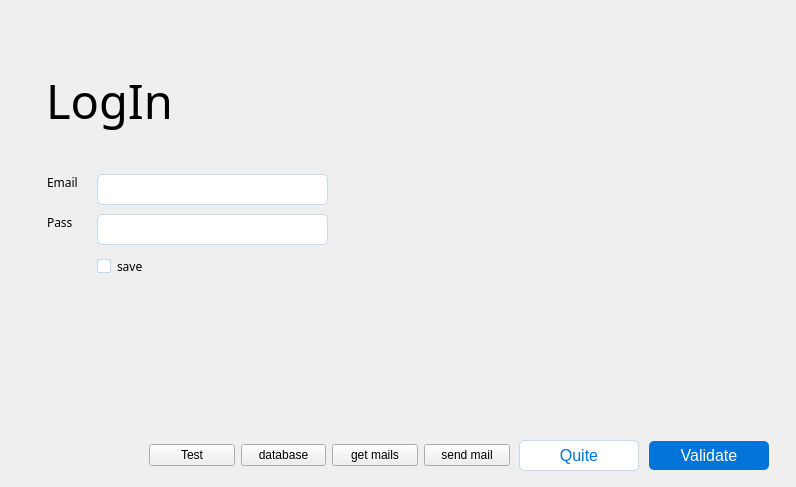
Above: mainwindow.ui from benzidane027/EmailsApp before the change. Below: the same form after it.
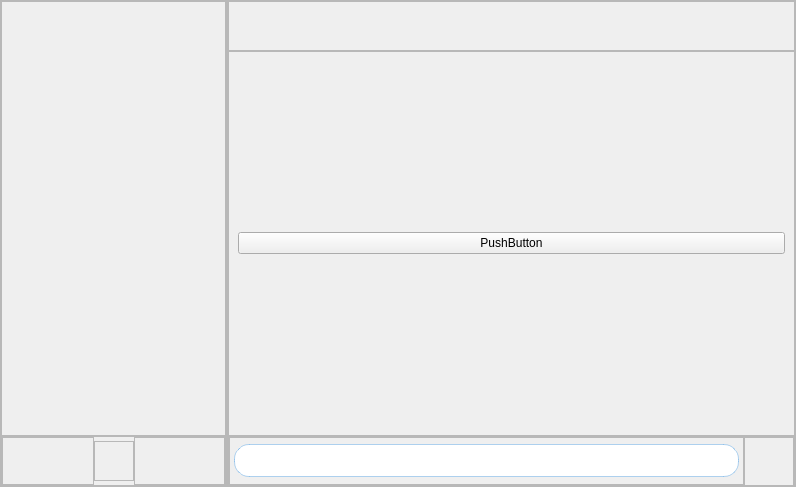
That is the form after the change. Icons and pictures are not drawn.

The edit to the form file:
```diff
--- a/mainwindow.ui
+++ b/mainwindow.ui
@@ -36,6 +36,21 @@
   </property>
   <widget class="QWidget" name="centralwidget">
    <layout class="QVBoxLayout" name="verticalLayout">
+    <property name="spacing">
+     <number>0</number>
+    </property>
+    <property name="leftMargin">
+     <number>0</number>
+    </property>
+    <property name="topMargin">
+     <number>0</number>
+    </property>
+    <property name="rightMargin">
+     <number>0</number>
+    </property>
+    <property name="bottomMargin">
+     <number>0</number>
+    </property>
     <item>
      <widget class="QStackedWidget" name="stackedWidget">
       <property name="sizeIncrement">
@@ -53,6 +68,443 @@
       <property name="frameShape">
        <enum>QFrame::NoFrame</enum>
       </property>
+      <widget class="QWidget" name="page_2">
+       <property name="sizePolicy">
+        <sizepolicy hsizetype="Preferred" vsizetype="Preferred">
+         <horstretch>0</horstretch>
+         <verstretch>0</verstretch>
+        </sizepolicy>
+       </property>
+       <layout class="QHBoxLayout" name="horizontalLayout_14">
+        <property name="spacing">
+         <number>0</number>
+        </property>
+        <property name="leftMargin">
+         <number>0</number>
+        </property>
+        <property name="topMargin">
+         <number>0</number>
+        </property>
+        <property name="rightMargin">
+         <number>0</number>
+        </property>
+        <property name="bottomMargin">
+         <number>0</number>
+        </property>
+        <item>
+         <widget class="QFrame" name="frame">
+          <property name="sizePolicy">
+           <sizepolicy hsizetype="Preferred" vsizetype="Preferred">
+            <horstretch>2</horstretch>
+            <verstretch>0</verstretch>
+           </sizepolicy>
+          </property>
+          <property name="minimumSize">
+           <size>
+            <width>200</width>
+            <height>0</height>
+           </size>
+          </property>
+          <property name="maximumSize">
+           <size>
+            <width>300</width>
+            <height>16777215</height>
+           </size>
+          </property>
+          <property name="frameShape">
+           <enum>QFrame::StyledPanel</enum>
+          </property>
+          <property name="frameShadow">
+           <enum>QFrame::Raised</enum>
+          </property>
+          <layout class="QVBoxLayout" name="verticalLayout_12">
+           <property name="spacing">
+            <number>0</number>
+           </property>
+           <property name="leftMargin">
+            <number>0</number>
+           </property>
+           <property name="topMargin">
+            <number>0</number>
+           </property>
+           <property name="rightMargin">
+            <number>0</number>
+           </property>
+           <property name="bottomMargin">
+            <number>0</number>
+           </property>
+           <item>
+            <widget class="QFrame" name="frame_3">
+             <property name="frameShape">
+              <enum>QFrame::StyledPanel</enum>
+             </property>
+             <property name="frameShadow">
+              <enum>QFrame::Raised</enum>
+             </property>
+             <layout class="QVBoxLayout" name="verticalLayout_14">
+              <property name="spacing">
+               <number>0</number>
+              </property>
+              <property name="leftMargin">
+               <number>0</number>
+              </property>
+              <property name="topMargin">
+               <number>0</number>
+              </property>
+              <property name="rightMargin">
+               <number>0</number>
+              </property>
+              <property name="bottomMargin">
+               <number>0</number>
+              </property>
+             </layout>
+            </widget>
+           </item>
+           <item>
+            <widget class="QFrame" name="frame_4">
+             <property name="minimumSize">
+              <size>
+               <width>0</width>
+               <height>40</height>
+              </size>
+             </property>
+             <property name="maximumSize">
+              <size>
+               <width>16777215</width>
+               <height>50</height>
+              </size>
+             </property>
+             <property name="frameShape">
+              <enum>QFrame::StyledPanel</enum>
+             </property>
+             <property name="frameShadow">
+              <enum>QFrame::Raised</enum>
+             </property>
+             <layout class="QHBoxLayout" name="horizontalLayout_19">
+              <property name="spacing">
+               <number>0</number>
+              </property>
+              <property name="leftMargin">
+               <number>0</number>
+              </property>
+              <property name="topMargin">
+               <number>0</number>
+              </property>
+              <property name="rightMargin">
+               <number>0</number>
+              </property>
+              <property name="bottomMargin">
+               <number>0</number>
+              </property>
+              <item>
+               <widget class="QFrame" name="frame_12">
+                <property name="frameShape">
+                 <enum>QFrame::StyledPanel</enum>
+                </property>
+                <property name="frameShadow">
+                 <enum>QFrame::Raised</enum>
+                </property>
+               </widget>
+              </item>
+              <item>
+               <widget class="QFrame" name="frame_10">
+                <property name="minimumSize">
+                 <size>
+                  <width>40</width>
+                  <height>40</height>
+                 </size>
+                </property>
+                <property name="maximumSize">
+                 <size>
+                  <width>40</width>
+                  <height>40</height>
+                 </size>
+                </property>
+                <property name="frameShape">
+                 <enum>QFrame::StyledPanel</enum>
+                </property>
+                <property name="frameShadow">
+                 <enum>QFrame::Raised</enum>
+                </property>
+                <layout class="QHBoxLayout" name="horizontalLayout_20" stretch="0">
+                 <property name="spacing">
+                  <number>0</number>
+                 </property>
+                 <property name="leftMargin">
+                  <number>4</number>
+                 </property>
+                 <property name="topMargin">
+                  <number>4</number>
+                 </property>
+                 <property name="rightMargin">
+                  <number>4</number>
+                 </property>
+                 <property name="bottomMargin">
+                  <number>4</number>
+                 </property>
+                 <item>
+                  <widget class="QLabel" name="label_14">
+                   <property name="text">
+                    <string/>
+                   </property>
+                   <property name="pixmap">
+                    <pixmap resource="login_image.qrc">:/images/setting-icon.svg</pixmap>
+                   </property>
+                   <property name="scaledContents">
+                    <bool>true</bool>
+                   </property>
+                  </widget>
+                 </item>
+                </layout>
+               </widget>
+              </item>
+              <item>
+               <widget class="QFrame" name="frame_11">
+                <property name="frameShape">
+                 <enum>QFrame::StyledPanel</enum>
+                </property>
+                <property name="frameShadow">
+                 <enum>QFrame::Raised</enum>
+                </property>
+               </widget>
+              </item>
+             </layout>
+            </widget>
+           </item>
+          </layout>
+         </widget>
+        </item>
+        <item>
+         <widget class="QFrame" name="frame_2">
+          <property name="sizePolicy">
+           <sizepolicy hsizetype="Preferred" vsizetype="Preferred">
+            <horstretch>5</horstretch>
+            <verstretch>0</verstretch>
+           </sizepolicy>
+          </property>
+          <property name="frameShape">
+           <enum>QFrame::StyledPanel</enum>
+          </property>
+          <property name="frameShadow">
+           <enum>QFrame::Raised</enum>
+          </property>
+          <layout class="QVBoxLayout" name="verticalLayout_13">
+           <property name="spacing">
+            <number>0</number>
+           </property>
+           <property name="leftMargin">
+            <number>0</number>
+           </property>
+           <property name="topMargin">
+            <number>0</number>
+           </property>
+           <property name="rightMargin">
+            <number>0</number>
+           </property>
+           <property name="bottomMargin">
+            <number>0</number>
+           </property>
+           <item>
+            <widget class="QFrame" name="frame_7">
+             <property name="minimumSize">
+              <size>
+               <width>0</width>
+               <height>40</height>
+              </size>
+             </property>
+             <property name="maximumSize">
+              <size>
+               <width>16777215</width>
+               <height>50</height>
+              </size>
+             </property>
+             <property name="frameShape">
+              <enum>QFrame::StyledPanel</enum>
+             </property>
+             <property name="frameShadow">
+              <enum>QFrame::Raised</enum>
+             </property>
+            </widget>
+           </item>
+           <item>
+            <widget class="QFrame" name="frame_5">
+             <property name="frameShape">
+              <enum>QFrame::StyledPanel</enum>
+             </property>
+             <property name="frameShadow">
+              <enum>QFrame::Raised</enum>
+             </property>
+             <layout class="QHBoxLayout" name="horizontalLayout_16">
+              <item>
+               <widget class="QPushButton" name="pushButton_9">
+                <property name="text">
+                 <string>PushButton</string>
+                </property>
+               </widget>
+              </item>
+             </layout>
+            </widget>
+           </item>
+           <item>
+            <widget class="QFrame" name="frame_6">
+             <property name="minimumSize">
+              <size>
+               <width>0</width>
+               <height>50</height>
+              </size>
+             </property>
+             <property name="maximumSize">
+              <size>
+               <width>16777215</width>
+               <height>50</height>
+              </size>
+             </property>
+             <property name="frameShape">
+              <enum>QFrame::StyledPanel</enum>
+             </property>
+             <property name="frameShadow">
+              <enum>QFrame::Raised</enum>
+             </property>
+             <layout class="QHBoxLayout" name="horizontalLayout_15">
+              <property name="spacing">
+               <number>0</number>
+              </property>
+              <property name="leftMargin">
+               <number>0</number>
+              </property>
+              <property name="topMargin">
+               <number>0</number>
+              </property>
+              <property name="rightMargin">
+               <number>0</number>
+              </property>
+              <property name="bottomMargin">
+               <number>0</number>
+              </property>
+              <item>
+               <widget class="QFrame" name="frame_8">
+                <property name="minimumSize">
+                 <size>
+                  <width>0</width>
+                  <height>30</height>
+                 </size>
+                </property>
+                <property name="maximumSize">
+                 <size>
+                  <width>16777215</width>
+                  <height>50</height>
+                 </size>
+                </property>
+                <property name="frameShape">
+                 <enum>QFrame::StyledPanel</enum>
+                </property>
+                <property name="frameShadow">
+                 <enum>QFrame::Raised</enum>
+                </property>
+                <layout class="QHBoxLayout" name="horizontalLayout_17">
+                 <property name="spacing">
+                  <number>0</number>
+                 </property>
+                 <property name="leftMargin">
+                  <number>4</number>
+                 </property>
+                 <property name="topMargin">
+                  <number>0</number>
+                 </property>
+                 <property name="rightMargin">
+                  <number>4</number>
+                 </property>
+                 <property name="bottomMargin">
+                  <number>0</number>
+                 </property>
+                 <item>
+                  <widget class="QLineEdit" name="lineEdit_8">
+                   <property name="styleSheet">
+                    <string notr="true">#lineEdit_8 {
+  padding: 5px 10px;
+  font-size: 16px;
+  border: 1px solid rgba(0, 116, 217, 0.3);
+  border-radius: 15px;
+  text-align: center;
+  text-decoration: none;
+  background-color: white; /* Blue color */
+  color: #000; /* White text color */
+  outline: none; /* Remove the default input outline */
+
+}
+
+#lineEdit_8:hover {
+  background-color: rgba(220, 220, 220,0.5); /* Darker blue on hover */
+}</string>
+                   </property>
+                  </widget>
+                 </item>
+                </layout>
+               </widget>
+              </item>
+              <item>
+               <widget class="QFrame" name="frame_9">
+                <property name="minimumSize">
+                 <size>
+                  <width>50</width>
+                  <height>50</height>
+                 </size>
+                </property>
+                <property name="maximumSize">
+                 <size>
+                  <width>50</width>
+                  <height>50</height>
+                 </size>
+                </property>
+                <property name="frameShape">
+                 <enum>QFrame::StyledPanel</enum>
+                </property>
+                <property name="frameShadow">
+                 <enum>QFrame::Raised</enum>
+                </property>
+                <layout class="QHBoxLayout" name="horizontalLayout_18" stretch="0">
+                 <property name="spacing">
+                  <number>5</number>
+                 </property>
+                 <property name="leftMargin">
+                  <number>5</number>
+                 </property>
+                 <property name="topMargin">
+                  <number>5</number>
+                 </property>
+                 <property name="rightMargin">
+                  <number>5</number>
+                 </property>
+                 <property name="bottomMargin">
+                  <number>5</number>
+                 </property>
+                 <item>
+                  <widget class="QLabel" name="label_13">
+                   <property name="text">
+                    <string/>
+                   </property>
+                   <property name="pixmap">
+                    <pixmap resource="login_image.qrc">:/images/send_mail.svg</pixmap>
+                   </property>
+                   <property name="scaledContents">
+                    <bool>true</bool>
+                   </property>
+                   <property name="alignment">
+                    <set>Qt::AlignCenter</set>
+                   </property>
+                  </widget>
+                 </item>
+                </layout>
+               </widget>
+              </item>
+             </layout>
+            </widget>
+           </item>
+          </layout>
+         </widget>
+        </item>
+       </layout>
+      </widget>
       <widget class="QWidget" name="page_1">
        <layout class="QHBoxLayout" name="horizontalLayout_6">
         <property name="bottomMargin">
@@ -484,7 +936,7 @@
          <number>1</number>
         </property>
         <property name="bottomMargin">
-         <number>1</number>
+         <number>15</number>
         </property>
         <item>
          <widget class="QWidget" name="widget" native="true">
@@ -877,7 +1329,7 @@
      <x>0</x>
      <y>0</y>
      <width>796</width>
-     <height>23</height>
+     <height>22</height>
     </rect>
    </property>
   </widget>
```
